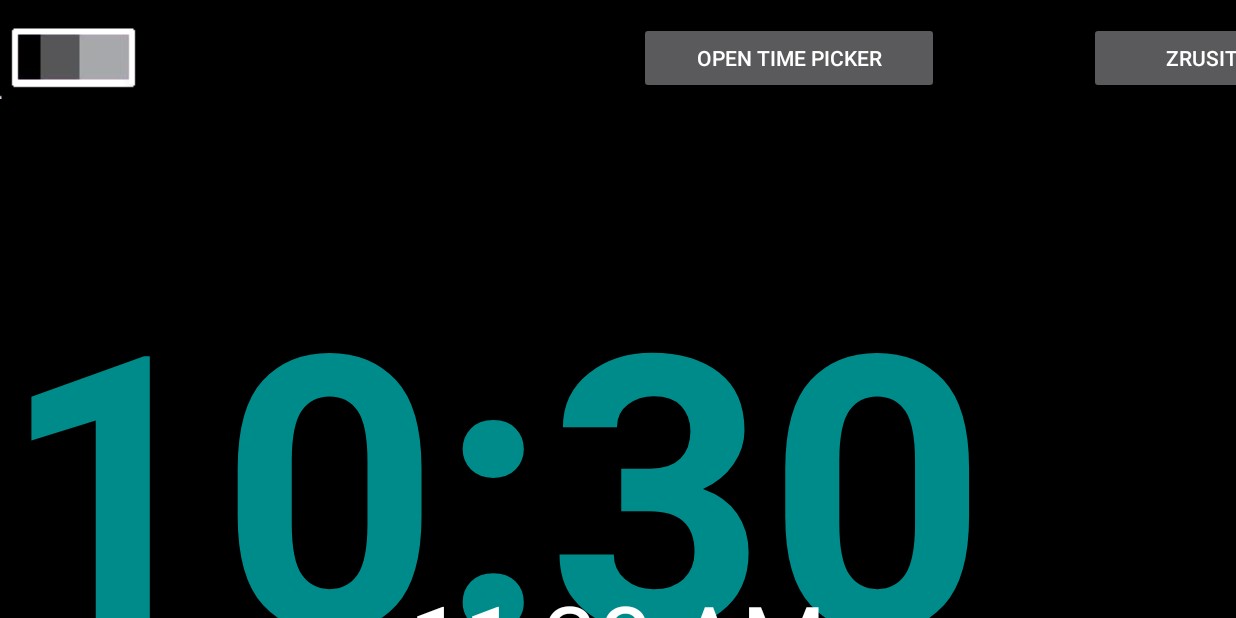
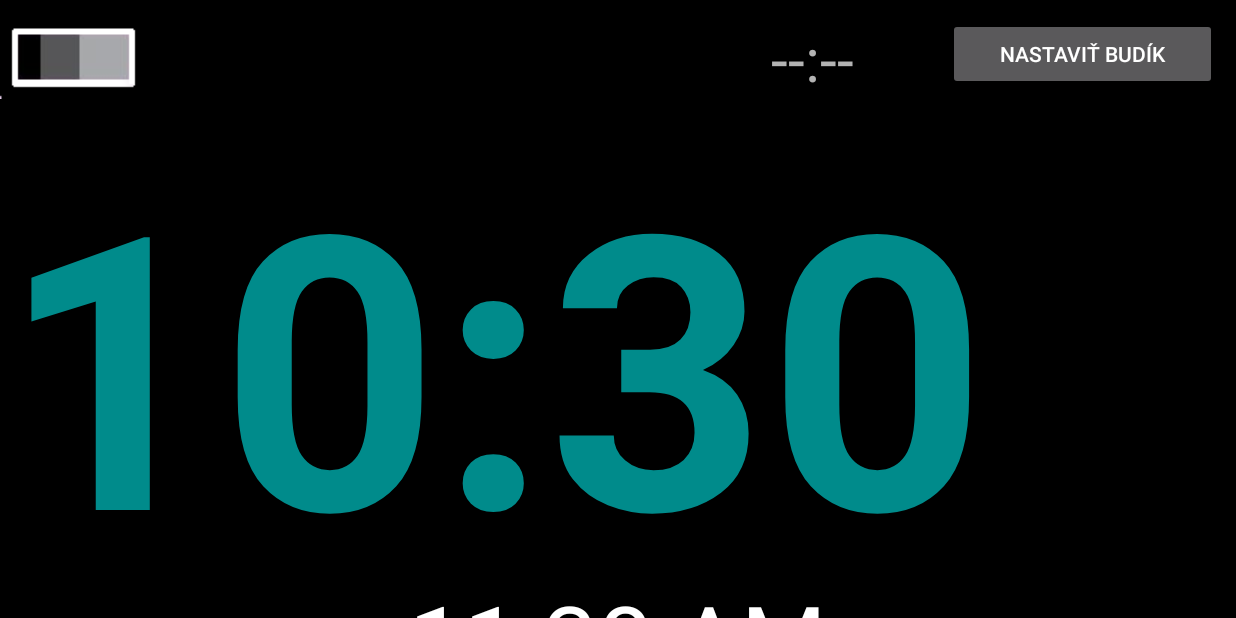
Before and after one commit to AdamZvara/AnalogDigiClock-v2, an Android app: the screen it shows after launch (ClockActivity), on a phone screen of 824 x 412 dp (held sideways). Run offline under Robolectric (Android 15) with nearby library versions, the phone set to English and light mode, and no system bars.

Commit message:
fixed waking up screen while alarm, stream,

```diff
--- a/app/src/main/AndroidManifest.xml
+++ b/app/src/main/AndroidManifest.xml
@@ -12,8 +12,7 @@
         android:supportsRtl="true">
         <activity
             android:name=".AlarmActivity"
-            android:theme="@style/Theme.AppCompat.Translucent"
-            android:parentActivityName=".ClockActivity">
+            android:theme="@style/Translucent">
         </activity>
         <activity
             android:name=".ClockActivity"
--- a/app/src/main/java/com/example/analogdigiclock/ClockActivity.java
+++ b/app/src/main/java/com/example/analogdigiclock/ClockActivity.java
@@ -140,7 +140,7 @@ public class ClockActivity extends AppCompatActivity implements TimePickerDialog
         PendingIntent pendingIntent = PendingIntent.getBroadcast(this, 1,intent, 0);
 
         alarmManager.cancel(pendingIntent);
-        mTextView.setText("nastav cas");
+        mTextView.setText("--:--");
 
     }
 
--- a/app/src/main/java/com/example/analogdigiclock/TimePickerFrament.java
+++ b/app/src/main/java/com/example/analogdigiclock/TimePickerFrament.java
@@ -1,9 +1,11 @@
 package com.example.analogdigiclock;
 
+import android.app.AlertDialog;
 import android.app.Dialog;
 import android.app.TimePickerDialog;
 import android.os.Bundle;
 import android.text.format.DateFormat;
+import android.widget.Spinner;
 
 import androidx.annotation.NonNull;
 import androidx.annotation.Nullable;
--- a/app/src/main/res/layout/activity_clock.xml
+++ b/app/src/main/res/layout/activity_clock.xml
@@ -1,14 +1,18 @@
 <?xml version="1.0" encoding="utf-8"?>
 <LinearLayout xmlns:android="http://schemas.android.com/apk/res/android"
+    xmlns:app="http://schemas.android.com/apk/res-auto"
+    xmlns:tools="http://schemas.android.com/tools"
     android:layout_width="match_parent"
     android:layout_height="match_parent"
     android:orientation="vertical"
     android:background="@color/colorBlack">
 
     <LinearLayout
+        android:id="@+id/linearLayout"
         android:layout_width="match_parent"
         android:layout_height="wrap_content"
         android:orientation="horizontal">
+
         <LinearLayout
             android:layout_width="wrap_content"
             android:layout_height="wrap_content"
@@ -35,43 +39,51 @@
                 android:textStyle="bold" />
         </LinearLayout>
 
-        <LinearLayout
-            android:layout_width="wrap_content"
-            android:layout_height="wrap_content"
-            android:layout_gravity="center"
-            android:orientation="horizontal"
-            android:layout_marginTop="10dp"
-            android:layout_marginLeft="300dp"> <!--TODO improve buttons position -->
+        <androidx.constraintlayout.widget.ConstraintLayout
+            android:layout_width="776dp"
+            android:layout_height="110dp"
+            android:orientation="horizontal">
 
             <TextView
                 android:id="@+id/pickerView"
-                android:layout_width="wrap_content"
-                android:layout_height="wrap_content"
-                android:layout_weight="1"
-                android:text="tu bude čas" />
+                android:layout_width="146dp"
+                android:layout_height="48dp"
+                android:layout_marginStart="348dp"
+                android:layout_marginTop="12dp"
+                android:paddingLeft="40dip"
+                android:text="--:--"
+                android:textSize="40dp"
+                app:layout_constraintStart_toStartOf="parent"
+                app:layout_constraintTop_toTopOf="parent" />
 
             <Button
                 android:id="@+id/pickerButton"
-                android:layout_width="200dip"
+                android:layout_width="179dp"
                 android:layout_height="wrap_content"
-                android:layout_marginRight="100dp"
-                android:text="open time picker" />
+                android:layout_marginStart="12dp"
+                android:layout_marginTop="12dp"
+                android:text="Nastaviť budík"
+                app:layout_constraintStart_toEndOf="@+id/pickerView"
+                app:layout_constraintTop_toTopOf="parent" />
 
             <Button
                 android:id="@+id/cancelButton"
-                android:layout_width="200dip"
+                android:layout_width="63dp"
                 android:layout_height="wrap_content"
-                android:layout_marginRight="75dp"
-                android:text="zrusit alarm" />
+                android:layout_marginStart="12dp"
+                android:layout_marginTop="12dp"
+                android:text="Z"
+                app:layout_constraintStart_toEndOf="@+id/pickerButton"
+                app:layout_constraintTop_toTopOf="parent" />
 
-        </LinearLayout>
+        </androidx.constraintlayout.widget.ConstraintLayout>
 
         <LinearLayout
             android:layout_width="match_parent"
             android:layout_height="wrap_content"
+            android:layout_marginTop="10dp"
             android:gravity="right|center_horizontal"
-            android:orientation="horizontal"
-            android:layout_marginTop="10dp">
+            android:orientation="horizontal">
 
             <ToggleButton
                 android:id="@+id/mod"
@@ -79,10 +91,10 @@
                 android:layout_height="wrap_content"
                 android:layout_gravity="right"
                 android:layout_marginRight="20dp"
+                android:background="@null"
                 android:button="@drawable/mod_check"
-                android:background="@null"
-                android:textOn=""
-                android:textOff=""/>
+                android:textOff=""
+                android:textOn="" />
         </LinearLayout>
     </LinearLayout>
 
--- a/app/src/main/res/values/styles.xml
+++ b/app/src/main/res/values/styles.xml
@@ -8,12 +8,19 @@
         <item name="colorAccent">@color/colorAccent</item>
     </style>
 
-    <style name="Theme.AppCompat.Translucent">
-        <item name="android:windowNoTitle">true</item>
+    <style name="Translucent" parent="Theme.AppCompat.NoActionBar">
+        <item name="android:windowFullscreen">true</item>
         <item name="android:windowBackground">@android:color/transparent</item>
         <item name="android:colorBackgroundCacheHint">@null</item>
         <item name="android:windowIsTranslucent">true</item>
         <item name="android:windowAnimationStyle">@android:style/Animation</item>
     </style>
 
+    <style name="spinnerStyle" parent="Theme.AppCompat.Light.Dialog">
+        <item name="android:windowFullscreen">true</item>
+        <item name="android:windowBackground">@android:color/transparent</item>
+        <item name="android:colorBackgroundCacheHint">@null</item>
+        <item name="android:windowIsTranslucent">true</item>
+        <item name="android:windowAnimationStyle">@android:style/Animation</item>
+    </style>
 </resources>
```
Also changed, not shown: app/src/main/java/com/example/analogdigiclock/AlarmActivity.java (+7 -1 lines), app/src/main/java/com/example/analogdigiclock/ExampleDialog.java (+28 -16 lines), app/src/main/res/layout/dialog_layout.xml (deleted, +0 -49 lines).
